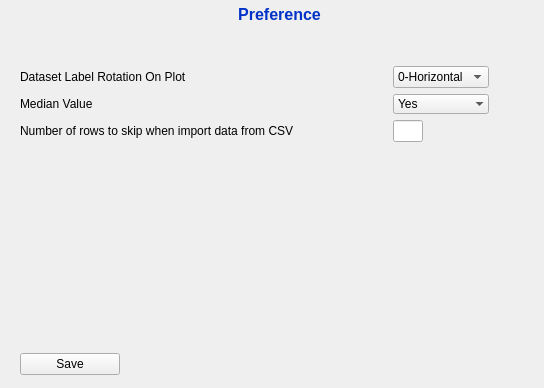
kdt89/py_PUC_Boxplot, file view/ui/Preference.ui: the form before one commit.
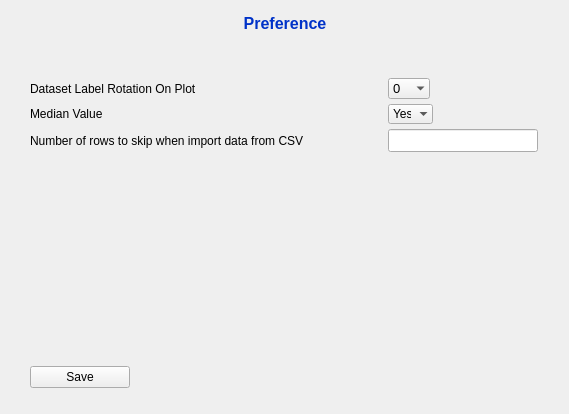
The form after the commit.

Commit message: Implementing Preference UI to local and opposite

Diff of the .ui file:
```diff
--- a/view/ui/Preference.ui
+++ b/view/ui/Preference.ui
@@ -6,12 +6,12 @@
    <rect>
     <x>0</x>
     <y>0</y>
-    <width>544</width>
-    <height>388</height>
+    <width>569</width>
+    <height>414</height>
    </rect>
   </property>
   <property name="sizePolicy">
-   <sizepolicy hsizetype="MinimumExpanding" vsizetype="Minimum">
+   <sizepolicy hsizetype="Expanding" vsizetype="Minimum">
     <horstretch>0</horstretch>
     <verstretch>0</verstretch>
    </sizepolicy>
@@ -36,14 +36,29 @@
     <rect>
      <x>20</x>
      <y>0</y>
-     <width>519</width>
-     <height>381</height>
+     <width>530</width>
+     <height>405</height>
     </rect>
    </property>
    <layout class="QVBoxLayout" name="vLayout_main">
+    <property name="spacing">
+     <number>5</number>
+    </property>
     <property name="sizeConstraint">
      <enum>QLayout::SetDefaultConstraint</enum>
     </property>
+    <property name="leftMargin">
+     <number>10</number>
+    </property>
+    <property name="topMargin">
+     <number>5</number>
+    </property>
+    <property name="rightMargin">
+     <number>10</number>
+    </property>
+    <property name="bottomMargin">
+     <number>5</number>
+    </property>
     <item>
      <widget class="QLabel" name="lbl_preference">
       <property name="sizePolicy">
@@ -109,25 +124,6 @@
         </property>
        </widget>
       </item>
-      <item row="0" column="2" alignment="Qt::AlignLeft">
-       <widget class="QComboBox" name="comboBox_dataLabelAngle">
-        <item>
-         <property name="text">
-          <string>0-Horizontal</string>
-         </property>
-        </item>
-        <item>
-         <property name="text">
-          <string notr="true">45</string>
-         </property>
-        </item>
-        <item>
-         <property name="text">
-          <string>90-Vertical</string>
-         </property>
-        </item>
-       </widget>
-      </item>
       <item row="0" column="0" alignment="Qt::AlignLeft">
        <widget class="QLabel" name="label">
         <property name="sizePolicy">
@@ -147,38 +143,6 @@
         </property>
        </widget>
       </item>
-      <item row="0" column="3">
-       <spacer name="horizontalSpacer_2">
-        <property name="orientation">
-         <enum>Qt::Horizontal</enum>
-        </property>
-        <property name="sizeType">
-         <enum>QSizePolicy::Fixed</enum>
-        </property>
-        <property name="sizeHint" stdset="0">
-         <size>
-          <width>50</width>
-          <height>20</height>
-         </size>
-        </property>
-       </spacer>
-      </item>
-      <item row="0" column="1">
-       <spacer name="horizontalSpacer">
-        <property name="orientation">
-         <enum>Qt::Horizontal</enum>
-        </property>
-        <property name="sizeType">
-         <enum>QSizePolicy::Fixed</enum>
-        </property>
-        <property name="sizeHint" stdset="0">
-         <size>
-          <width>40</width>
-          <height>20</height>
-         </size>
-        </property>
-       </spacer>
-      </item>
       <item row="2" column="0">
        <widget class="QLabel" name="label_3">
         <property name="text">
@@ -186,24 +150,96 @@
         </property>
        </widget>
       </item>
-      <item row="2" column="2">
-       <widget class="QLineEdit" name="lineEdit_NumRowToSkipImportData">
+      <item row="0" column="1">
+       <spacer name="horizontalSpacer">
+        <property name="orientation">
+         <enum>Qt::Horizontal</enum>
+        </property>
+        <property name="sizeType">
+         <enum>QSizePolicy::Fixed</enum>
+        </property>
+        <property name="sizeHint" stdset="0">
+         <size>
+          <width>50</width>
+          <height>20</height>
+         </size>
+        </property>
+       </spacer>
+      </item>
+      <item row="0" column="2" alignment="Qt::AlignLeft">
+       <widget class="QComboBox" name="comboBox_datasetLabelRotation">
         <property name="sizePolicy">
-         <sizepolicy hsizetype="Minimum" vsizetype="Fixed">
+         <sizepolicy hsizetype="Expanding" vsizetype="Fixed">
           <horstretch>0</horstretch>
           <verstretch>0</verstretch>
          </sizepolicy>
         </property>
         <property name="maximumSize">
          <size>
-          <width>30</width>
+          <width>50</width>
           <height>16777215</height>
          </size>
         </property>
+        <property name="font">
+         <font>
+          <pointsize>10</pointsize>
+         </font>
+        </property>
+        <property name="toolTip">
+         <string notr="true"/>
+        </property>
+        <property name="statusTip">
+         <string notr="true"/>
+        </property>
+        <property name="whatsThis">
+         <string notr="true"/>
+        </property>
+        <property name="accessibleName">
+         <string notr="true"/>
+        </property>
+        <property name="inputMethodHints">
+         <set>Qt::ImhDigitsOnly</set>
+        </property>
+        <property name="currentText">
+         <string notr="true">0</string>
+        </property>
+        <property name="placeholderText">
+         <string notr="true"/>
+        </property>
+        <property name="frame">
+         <bool>false</bool>
+        </property>
+        <item>
+         <property name="text">
+          <string notr="true" extracomment="Horizontal">0</string>
+         </property>
+        </item>
+        <item>
+         <property name="text">
+          <string notr="true">45</string>
+         </property>
+        </item>
+        <item>
+         <property name="text">
+          <string notr="true" extracomment="Vertical">90</string>
+         </property>
+        </item>
        </widget>
       </item>
       <item row="1" column="2">
-       <widget class="QComboBox" name="comboBox_plotMedianYesNo">
+       <widget class="QComboBox" name="comboBox_plotConfigShowMedianVal">
+        <property name="sizePolicy">
+         <sizepolicy hsizetype="Expanding" vsizetype="Fixed">
+          <horstretch>0</horstretch>
+          <verstretch>0</verstretch>
+         </sizepolicy>
+        </property>
+        <property name="maximumSize">
+         <size>
+          <width>45</width>
+          <height>16777215</height>
+         </size>
+        </property>
         <property name="font">
          <font>
           <family>Tahoma</family>
@@ -235,7 +271,7 @@
         </property>
         <item>
          <property name="text">
-          <string notr="true">Yes</string>
+          <string notr="true" extracomment="True">Yes</string>
          </property>
         </item>
         <item>
@@ -245,6 +281,58 @@
         </item>
        </widget>
       </item>
+      <item row="0" column="3">
+       <spacer name="horizontalSpacer_2">
+        <property name="orientation">
+         <enum>Qt::Horizontal</enum>
+        </property>
+        <property name="sizeType">
+         <enum>QSizePolicy::Fixed</enum>
+        </property>
+        <property name="sizeHint" stdset="0">
+         <size>
+          <width>102</width>
+          <height>20</height>
+         </size>
+        </property>
+       </spacer>
+      </item>
+      <item row="2" column="2" colspan="2">
+       <widget class="QLineEdit" name="lineEdit_dataConfigImportSkipRow">
+        <property name="sizePolicy">
+         <sizepolicy hsizetype="Expanding" vsizetype="Fixed">
+          <horstretch>0</horstretch>
+          <verstretch>0</verstretch>
+         </sizepolicy>
+        </property>
+        <property name="maximumSize">
+         <size>
+          <width>150</width>
+          <height>16777215</height>
+         </size>
+        </property>
+        <property name="font">
+         <font>
+          <pointsize>10</pointsize>
+         </font>
+        </property>
+        <property name="acceptDrops">
+         <bool>true</bool>
+        </property>
+        <property name="toolTip">
+         <string notr="true"/>
+        </property>
+        <property name="statusTip">
+         <string notr="true"/>
+        </property>
+        <property name="whatsThis">
+         <string notr="true"/>
+        </property>
+        <property name="accessibleName">
+         <string notr="true"/>
+        </property>
+       </widget>
+      </item>
      </layout>
     </item>
     <item>
```
Left out of the diff: 19 changed lines with no effect on the pictures. The commit also changes 10 other files.
